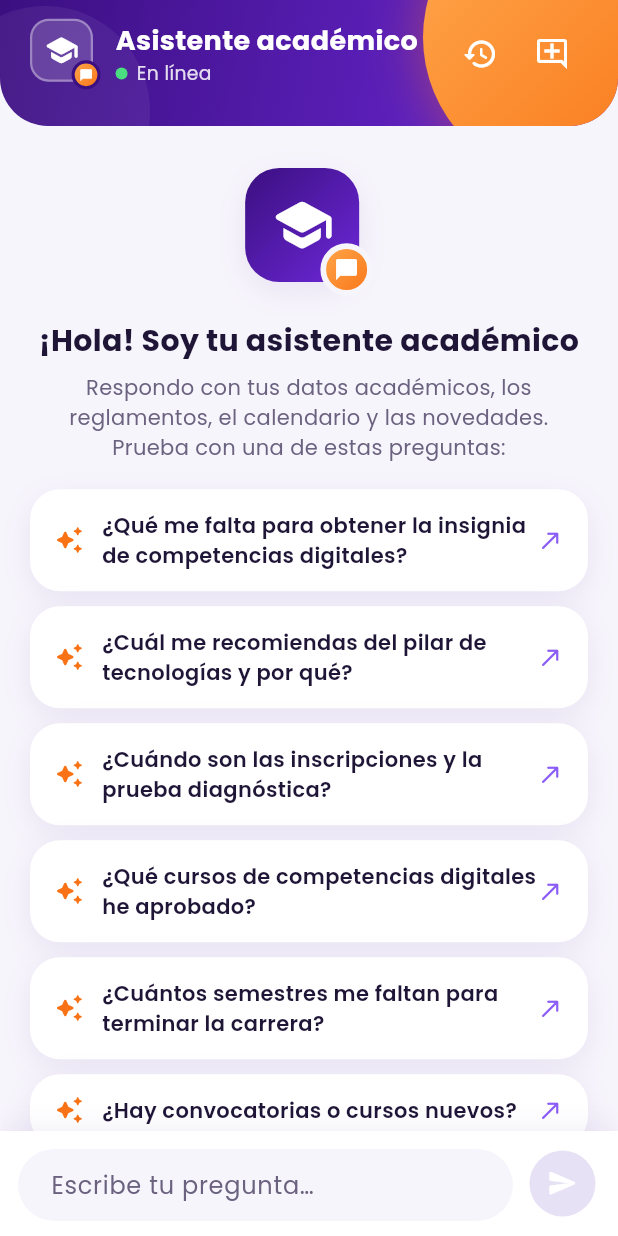
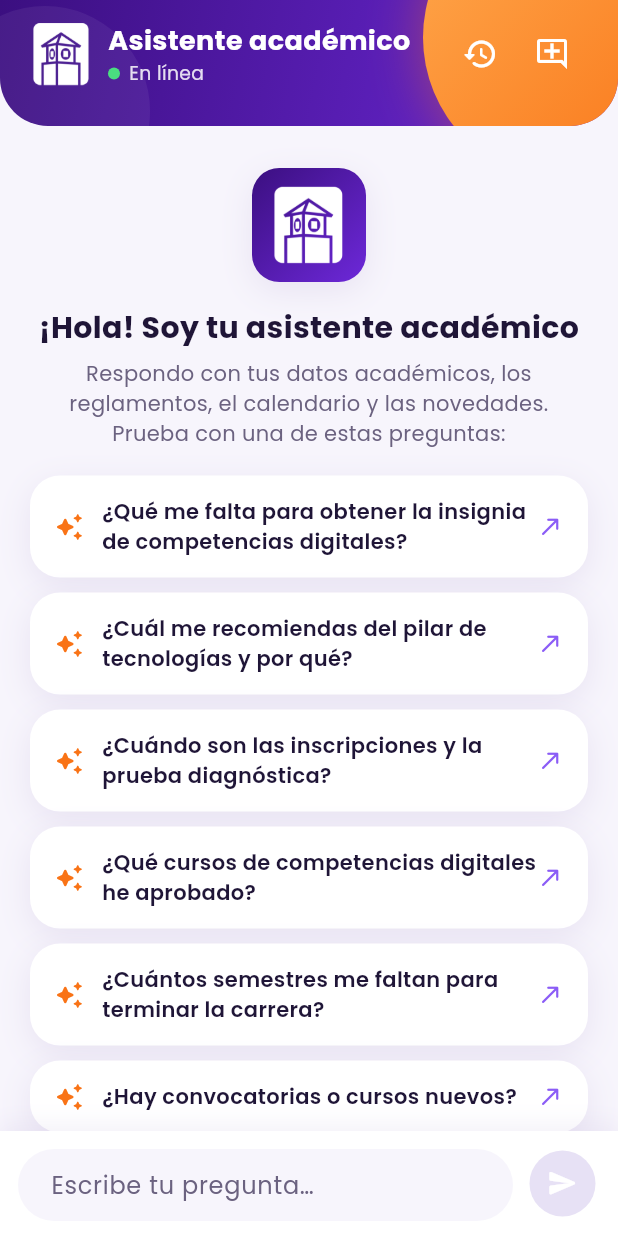
Before and after one commit to Codemikey21/chatbot, a Flutter app: the PantallaChat screen opened directly, on a phone screen of 412 x 824 dp. Run offline on Flutter 3.47's test engine with Material 3 defaults, Android fonts, the phone set to English and light mode, and no system bars; drawn by our look-alikes of flutter_animate; our stand-ins replace flutter_markdown_plus, flutter_secure_storage; accounts and stored records are empty; network calls fail.

Commit message:
Logo UNAB en el chat, directores de proyecto de grado y textos sin etiqueta DEMO

```diff
--- a/mobile_app/lib/pantallas/chat.dart
+++ b/mobile_app/lib/pantallas/chat.dart
@@ -564,7 +564,7 @@ class _ChipFuente extends StatelessWidget {
               if (fuente.pagina != null) _Dato(etiqueta: 'Página', valor: '${fuente.pagina}'),
               _Dato(
                 etiqueta: 'Origen',
-                valor: fuente.demostrativa ? 'Documento o dato demostrativo (DEMO)' : 'Documento público',
+                valor: fuente.demostrativa ? 'Fuente interna del asistente' : 'Documento público',
               ),
               if (fuente.url != null) ...[
                 const SizedBox(height: 12),
--- a/mobile_app/lib/pantallas/mas.dart
+++ b/mobile_app/lib/pantallas/mas.dart
@@ -157,8 +157,8 @@ class PantallaMas extends StatelessWidget {
               padding: const EdgeInsets.all(14),
               decoration: BoxDecoration(color: Colores.amarilloClaro, borderRadius: BorderRadius.circular(16)),
               child: const Text(
-                'Los estudiantes, notas, cursos, NRC, el calendario y los documentos marcados como DEMO son datos '
-                'demostrativos. No son información oficial de la universidad.',
+                'Entorno de demostración: los estudiantes, notas, cursos, NRC, el calendario y algunos documentos '
+                'son datos sintéticos. No son información oficial de la universidad.',
                 style: TextStyle(color: Colores.amarillo, height: 1.4, fontWeight: FontWeight.w600),
               ),
             ),
--- a/mobile_app/lib/pantallas/noticias.dart
+++ b/mobile_app/lib/pantallas/noticias.dart
@@ -131,8 +131,6 @@ class _TarjetaNoticia extends StatelessWidget {
                     ),
                   ),
                 ),
-                if (noticia.demostrativa)
-                  const Positioned(right: 12, bottom: 12, child: EtiquetaDemo(texto: 'DEMO', clara: true)),
               ],
             ),
           ),
--- a/mobile_app/lib/widgets/emblema.dart
+++ b/mobile_app/lib/widgets/emblema.dart
@@ -2,51 +2,34 @@ import 'package:flutter/material.dart';
 
 import '../tema/colores.dart';
 
-/// Emblema propio de la app: birrete sobre un recuadro morado y una burbuja
-/// de chat naranja. No usa el logo oficial de la universidad.
+/// Emblema de la app: el símbolo de la UNAB en su versión blanca (manual de
+/// marca). Sobre fondos morados se muestra tal cual; sobre fondos claros va
+/// dentro de un recuadro morado para que se vea.
 class Emblema extends StatelessWidget {
   const Emblema({super.key, this.tamano = 88, this.claro = false});
 
   final double tamano;
 
-  /// Versión clara (fondo blanco translúcido) para usar sobre fondos morados.
+  /// Versión para fondos morados (sin recuadro).
   final bool claro;
 
   @override
   Widget build(BuildContext context) {
-    final radio = tamano * 0.3;
-    return SizedBox(
-      width: tamano * 1.12,
-      height: tamano * 1.12,
-      child: Stack(
-        children: [
-          Container(
-            width: tamano,
-            height: tamano,
-            decoration: BoxDecoration(
-              gradient: claro ? null : Colores.degradadoMorado,
-              color: claro ? Colors.white.withValues(alpha: 0.16) : null,
-              borderRadius: BorderRadius.circular(radio),
-              border: claro ? Border.all(color: Colors.white.withValues(alpha: 0.35), width: 1.5) : null,
-              boxShadow: claro ? null : Colores.sombraSuave,
-            ),
-            child: Icon(Icons.school_rounded, color: Colors.white, size: tamano * 0.56),
-          ),
-          Positioned(
-            right: 0,
-            bottom: 0,
-            child: Container(
-              width: tamano * 0.46,
-              height: tamano * 0.46,
-              decoration: BoxDecoration(
-                gradient: Colores.degradadoNaranja,
-                shape: BoxShape.circle,
-                border: Border.all(color: claro ? Colores.moradoOscuro : Colores.fondo, width: tamano * 0.05),
+    return Semantics(
+      label: 'Universidad Autónoma de Bucaramanga',
+      image: true,
+      child: Container(
+        width: tamano,
+        height: tamano,
+        padding: EdgeInsets.all(claro ? 0 : tamano * 0.16),
+        decoration: claro
+            ? null
+            : BoxDecoration(
+                gradient: Colores.degradadoMorado,
+                borderRadius: BorderRadius.circular(tamano * 0.24),
+                boxShadow: Colores.sombraSuave,
               ),
-              child: Icon(Icons.chat_bubble_rounded, color: Colors.white, size: tamano * 0.22),
-            ),
-          ),
-        ],
+        child: Image.asset('assets/imagenes/logo_simbolo_blanco.png', fit: BoxFit.contain),
       ),
     );
   }
```
Also changed, not shown: n8n/workflows/WF01-consulta-general.json (+2 -2 lines), 7 other files.
